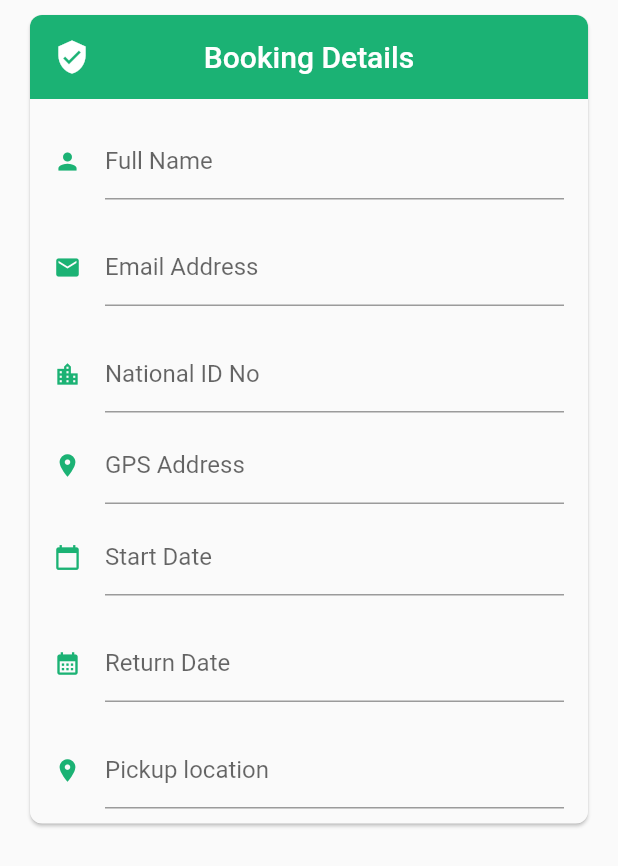
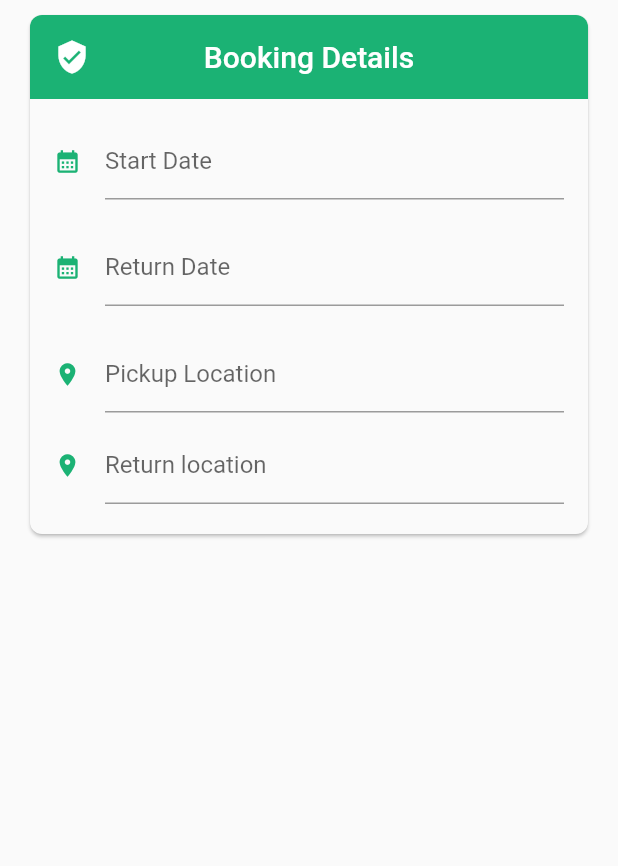
Before and after one commit to MohammedDayan/vehicle-services, a Flutter app: the OrderForm widget shown alone on an empty page, opened directly, on a phone screen of 412 x 824 dp. Shown: the top 866 px of the screen. Run offline on Flutter 3.47's test engine with Material 2 defaults, Android fonts, the phone set to English and light mode, and no system bars; our stand-ins replace animated_splash_screen, carousel_slider, cloud_firestore, firebase_auth, firebase_core, firebase_storage and 6 more; missing offline and left inert: d_chart; accounts and stored records are empty; network calls fail; project files that could hold a hidden picture were left out.

Commit message:
few updates

```diff
--- a/vehicle_service_app/lib/ui/screens/My_form.dart
+++ b/vehicle_service_app/lib/ui/screens/My_form.dart
@@ -47,15 +47,22 @@ class OrderForm extends StatelessWidget {
                     validator: (val) =>
                         val.length > 3 ? null : 'Full name is invalid',*/
                     decoration: InputDecoration(
-                      labelText: 'Full Name',
-                      hintText: 'Enter your full name',
-                      icon: Icon(Icons.person),
+                      labelText: 'Start Date',
+                      hintText: 'Select start date',
+                      icon: Icon(Icons.calendar_month),
                       isDense: true,
                       border: UnderlineInputBorder(
 
-                      )
+                      ),
 
                     ),
+                    onTap: () async{
+                      DateTime? pickeddate = await showDatePicker(
+                        context: context,
+                          initialDate: DateTime.now(), firstDate: DateTime(2000),
+                          lastDate: DateTime(2101)
+                      );
+                    },
                   ),
                 ),
 
@@ -67,72 +74,8 @@ class OrderForm extends StatelessWidget {
                     validator: (val) =>
                         val.contains('@') ? null : 'Email is invalid',*/
                     decoration: InputDecoration(
-                      labelText: 'Email Address',
-                      hintText: 'Enter your email',
-                      icon: Icon(Icons.email),
-                      isDense: true,
-                    ),
-                  ),
-                ),
-
-                  Padding(
-                  padding: EdgeInsets.only(left: 16, right: 16, bottom: 10),
-                  child: TextFormField(
-                   /* initialValue: widget.user.email,
-                    onSaved: (val) => widget.user.email = val,
-                    validator: (val) =>
-                        val.contains('@') ? null : 'Email is invalid',*/
-                    decoration: InputDecoration(
-                      labelText: 'National ID No',
-                      hintText: 'Enter your National ID No',
-                      icon: Icon(Icons.location_city),
-                      isDense: true,
-                    ),
-                  ),
-                ),
-
-                  Padding(
-                  padding: EdgeInsets.only(left: 16, right: 16, bottom: 10),
-                  child: TextFormField(
-                   /* initialValue: widget.user.email,
-                    onSaved: (val) => widget.user.email = val,
-                    validator: (val) =>
-                        val.contains('@') ? null : 'Email is invalid',*/
-                    decoration: InputDecoration(
-                      labelText: 'GPS Address',
-                      hintText: 'Enter your GPS Address',
-                      icon: Icon(Icons.location_on),
-                      isDense: true,
-                    ),
-                  ),
-                ),
-
-                  Padding(
-                  padding: EdgeInsets.only(left: 16, right: 16, bottom: 20),
-                  child: TextFormField(
-                   /* initialValue: widget.user.email,
-                    onSaved: (val) => widget.user.email = val,
-                    validator: (val) =>
-                        val.contains('@') ? null : 'Email is invalid',*/
-                    decoration: InputDecoration(
-                      labelText: 'Start Date',
-                      hintText: 'Enter your start date',
-                      icon: Icon(Icons.calendar_today),
-                      isDense: true,
-                    ),
-                  ),
-                ),
-
-                  Padding(
-                  padding: EdgeInsets.only(left: 16, right: 16, bottom: 20),
-                  child: TextFormField(
-                   /* initialValue: widget.user.email,
-                    onSaved: (val) => widget.user.email = val,
-                    validator: (val) =>
-                        val.contains('@') ? null : 'Email is invalid',*/
-                    decoration: InputDecoration(
                       labelText: 'Return Date',
-                      hintText: 'Enter date your return date',
+                      hintText: 'Select Return date',
                       icon: Icon(Icons.calendar_month),
                       isDense: true,
                     ),
@@ -147,13 +90,48 @@ class OrderForm extends StatelessWidget {
                     validator: (val) =>
                         val.contains('@') ? null : 'Email is invalid',*/
                     decoration: InputDecoration(
-                      labelText: 'Pickup location',
-                      hintText: 'Enter your pickup location',
+                      labelText: 'Pickup Location',
+                      hintText: 'Enter pickup location',
                       icon: Icon(Icons.location_on),
                       isDense: true,
                     ),
                   ),
                 ),
+
+
+                  Padding(
+                  padding: EdgeInsets.only(left: 16, right: 16, bottom: 20),
+                  child: TextFormField(
+                   /* initialValue: widget.user.email,
+                    onSaved: (val) => widget.user.email = val,
+                    validator: (val) =>
+                        val.contains('@') ? null : 'Email is invalid',*/
+                    decoration: InputDecoration(
+                      labelText: 'Return location',
+                      hintText: 'Enter Return Location',
+                      icon: Icon(Icons.location_on),
+                      isDense: true,
+                    ),
+                  ),
+                ),
+
+
+
+                //   Padding(
+                //   padding: EdgeInsets.only(left: 16, right: 16, bottom: 10),
+                //   child: TextFormField(
+                //    /* initialValue: widget.user.email,
+                //     onSaved: (val) => widget.user.email = val,
+                //     validator: (val) =>
+                //         val.contains('@') ? null : 'Email is invalid',*/
+                //     decoration: InputDecoration(
+                //       labelText: 'Pickup location',
+                //       hintText: 'Enter your pickup location',
+                //       icon: Icon(Icons.location_on),
+                //       isDense: true,
+                //     ),
+                //   ),
+                // ),
               ],
             ),
           ),
--- a/vehicle_service_app/lib/ui/screens/preview_screen.dart
+++ b/vehicle_service_app/lib/ui/screens/preview_screen.dart
@@ -215,7 +215,7 @@ class _MyOrderState extends State<MyOrder> {
                                                 context,
                                                 MaterialPageRoute(
                                                   builder: (context) =>
-                                                      const mapOrder(),
+                                                      const OrderCarScreen(),
                                                 ));
                                           },
                                         ),
```
Also changed, not shown: vehicle_service_app/lib/ui/screens/OrderCar_screen.dart (+8 -7 lines), vehicle_service_app/lib/ui/screens/map_order.dart (+10 -11 lines), vehicle_service_app/lib/ui/widgets/datepicker_field.dart (added, +34 -0 lines).
